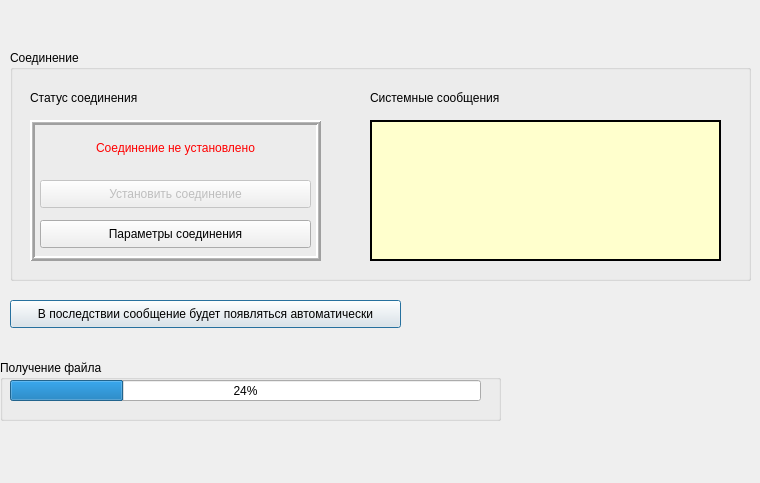
Above: first/recieve_file_mode.ui from slmir/test before the change. Below: the same form after it.
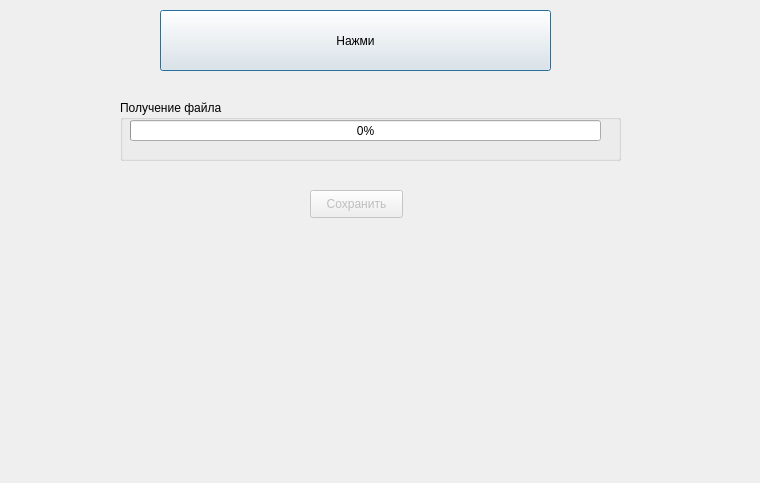
That is the form after the change.

Commit message: Новые вещи в параметрах соединения и режиме получения файла

The edit to the form file:
```diff
--- a/first/recieve_file_mode.ui
+++ b/first/recieve_file_mode.ui
@@ -16,155 +16,21 @@
   <widget class="QPushButton" name="Soglsie_to_recieve_file_button">
    <property name="geometry">
     <rect>
-     <x>10</x>
-     <y>300</y>
+     <x>160</x>
+     <y>10</y>
      <width>391</width>
-     <height>28</height>
+     <height>61</height>
     </rect>
    </property>
    <property name="text">
-    <string>В последствии сообщение будет появляться автоматически</string>
+    <string>Нажми</string>
    </property>
   </widget>
-  <widget class="QGroupBox" name="Connect_groupBox">
-   <property name="geometry">
-    <rect>
-     <x>10</x>
-     <y>50</y>
-     <width>741</width>
-     <height>231</height>
-    </rect>
-   </property>
-   <property name="title">
-    <string>Соединение</string>
-   </property>
-   <widget class="QFrame" name="Status_frame">
-    <property name="geometry">
-     <rect>
-      <x>20</x>
-      <y>70</y>
-      <width>291</width>
-      <height>141</height>
-     </rect>
-    </property>
-    <property name="frameShape">
-     <enum>QFrame::Box</enum>
-    </property>
-    <property name="frameShadow">
-     <enum>QFrame::Raised</enum>
-    </property>
-    <property name="lineWidth">
-     <number>2</number>
-    </property>
-    <property name="midLineWidth">
-     <number>1</number>
-    </property>
-    <widget class="QLabel" name="Connection_status_label">
-     <property name="geometry">
-      <rect>
-       <x>20</x>
-       <y>20</y>
-       <width>251</width>
-       <height>16</height>
-      </rect>
-     </property>
-     <property name="styleSheet">
-      <string notr="true">color: rgb(255, 0, 0);</string>
-     </property>
-     <property name="text">
-      <string>Соединение не установлено</string>
-     </property>
-     <property name="alignment">
-      <set>Qt::AlignCenter</set>
-     </property>
-    </widget>
-    <widget class="QPushButton" name="Do_connect_button">
-     <property name="enabled">
-      <bool>false</bool>
-     </property>
-     <property name="geometry">
-      <rect>
-       <x>10</x>
-       <y>60</y>
-       <width>271</width>
-       <height>28</height>
-      </rect>
-     </property>
-     <property name="text">
-      <string>Установить соединение</string>
-     </property>
-    </widget>
-    <widget class="QPushButton" name="objectName">
-     <property name="geometry">
-      <rect>
-       <x>10</x>
-       <y>100</y>
-       <width>271</width>
-       <height>28</height>
-      </rect>
-     </property>
-     <property name="text">
-      <string>Параметры соединения</string>
-     </property>
-    </widget>
-   </widget>
-   <widget class="QLabel" name="Connect_status_frame_label">
-    <property name="geometry">
-     <rect>
-      <x>20</x>
-      <y>40</y>
-      <width>141</width>
-      <height>16</height>
-     </rect>
-    </property>
-    <property name="text">
-     <string>Статус соединения</string>
-    </property>
-   </widget>
-   <widget class="QFrame" name="frame_4">
-    <property name="geometry">
-     <rect>
-      <x>360</x>
-      <y>70</y>
-      <width>351</width>
-      <height>141</height>
-     </rect>
-    </property>
-    <property name="styleSheet">
-     <string notr="true">background-color: rgb(255, 255, 205);</string>
-    </property>
-    <property name="frameShape">
-     <enum>QFrame::Box</enum>
-    </property>
-    <property name="frameShadow">
-     <enum>QFrame::Plain</enum>
-    </property>
-    <property name="lineWidth">
-     <number>2</number>
-    </property>
-    <property name="midLineWidth">
-     <number>1</number>
-    </property>
-   </widget>
-   <widget class="QLabel" name="System_message_label">
-    <property name="geometry">
-     <rect>
-      <x>360</x>
-      <y>40</y>
-      <width>171</width>
-      <height>16</height>
-     </rect>
-    </property>
-    <property name="text">
-     <string>Системные сообщения</string>
-    </property>
-   </widget>
-  </widget>
   <widget class="QGroupBox" name="groupBox">
    <property name="geometry">
     <rect>
-     <x>0</x>
-     <y>360</y>
+     <x>120</x>
+     <y>100</y>
      <width>501</width>
      <height>61</height>
     </rect>
@@ -172,6 +38,9 @@
    <property name="title">
     <string>Получение файла</string>
    </property>
+   <property name="flat">
+    <bool>false</bool>
+   </property>
    <widget class="QProgressBar" name="Recieving_progressBar">
     <property name="geometry">
      <rect>
@@ -182,10 +51,29 @@
      </rect>
     </property>
     <property name="value">
-     <number>24</number>
+     <number>0</number>
+    </property>
+    <property name="format">
+     <string comment="2">%p%</string>
     </property>
    </widget>
   </widget>
+  <widget class="QPushButton" name="Save_recieved_file_button">
+   <property name="enabled">
+    <bool>false</bool>
+   </property>
+   <property name="geometry">
+    <rect>
+     <x>310</x>
+     <y>190</y>
+     <width>93</width>
+     <height>28</height>
+    </rect>
+   </property>
+   <property name="text">
+    <string>Сохранить</string>
+   </property>
+  </widget>
  </widget>
  <resources/>
  <connections/>
```
Left out of the diff: 2 changed lines with no effect on the pictures. The commit also changes 31 other files.
